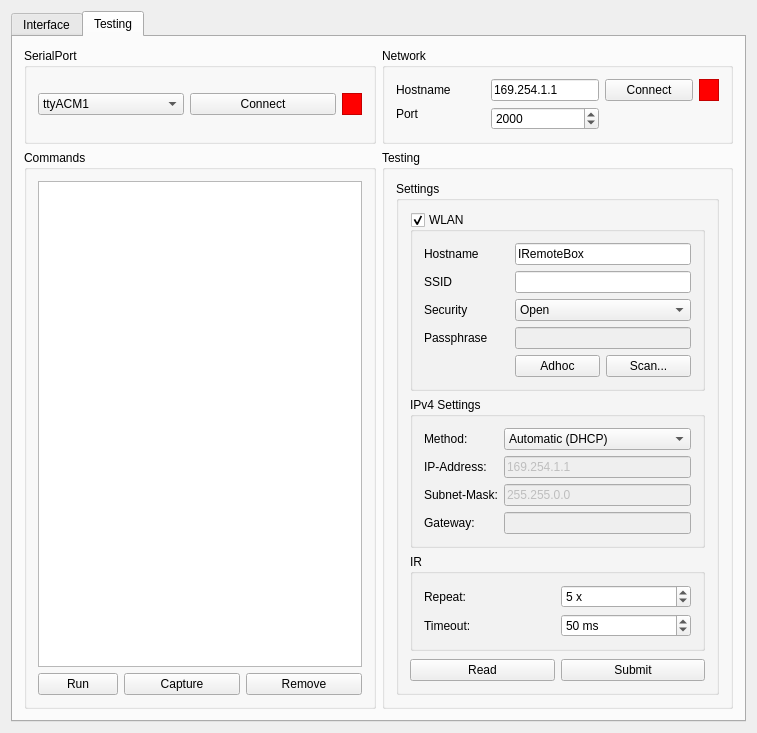
Before: the Qt Designer form desktop/iremotewindow.ui in esch3r/IRemote, drawn with Qt 5.
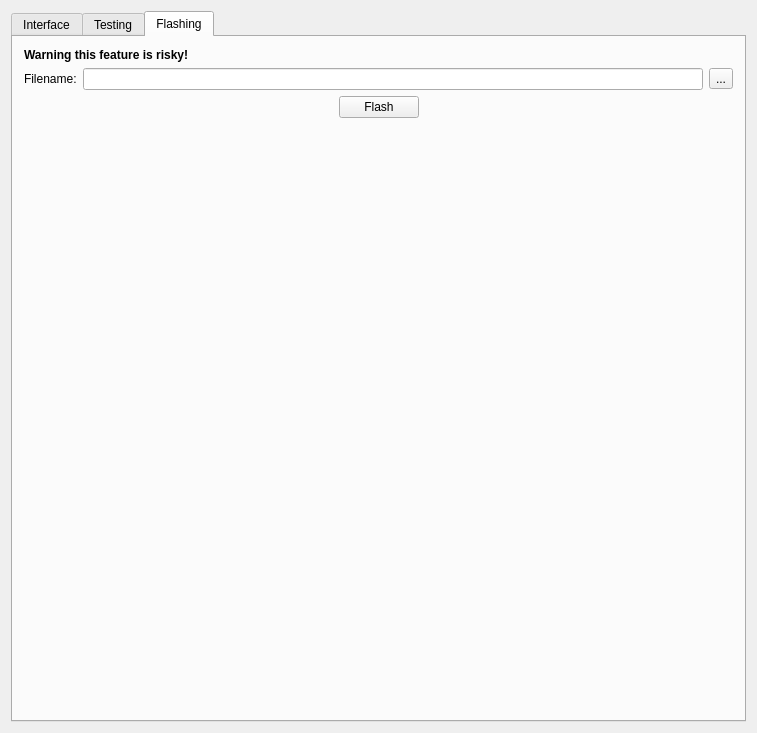
After: the same form once the commit is applied. Icons and pictures are not drawn.

Commit message: first stepts to flash added crc

Diff of the .ui file:
```diff
--- a/desktop/iremotewindow.ui
+++ b/desktop/iremotewindow.ui
@@ -18,7 +18,7 @@
     <item row="2" column="2">
      <widget class="QTabWidget" name="tabWidget">
       <property name="currentIndex">
-       <number>1</number>
+       <number>2</number>
       </property>
       <widget class="QWidget" name="tab">
        <attribute name="title">
@@ -656,6 +656,91 @@
         </item>
        </layout>
       </widget>
+      <widget class="QWidget" name="tab_2">
+       <attribute name="title">
+        <string>Flashing</string>
+       </attribute>
+       <layout class="QGridLayout" name="gridLayout_12">
+        <item row="1" column="0">
+         <layout class="QHBoxLayout" name="horizontalLayout_3">
+          <item>
+           <widget class="QLabel" name="label_14">
+            <property name="text">
+             <string>Filename:</string>
+            </property>
+           </widget>
+          </item>
+          <item>
+           <widget class="QLineEdit" name="flashfileNameEdit"/>
+          </item>
+          <item>
+           <widget class="QToolButton" name="openFlashfileButton">
+            <property name="text">
+             <string>...</string>
+            </property>
+           </widget>
+          </item>
+         </layout>
+        </item>
+        <item row="2" column="0">
+         <layout class="QHBoxLayout" name="horizontalLayout_4">
+          <item>
+           <spacer name="horizontalSpacer">
+            <property name="orientation">
+             <enum>Qt::Horizontal</enum>
+            </property>
+            <property name="sizeHint" stdset="0">
+             <size>
+              <width>40</width>
+              <height>20</height>
+             </size>
+            </property>
+           </spacer>
+          </item>
+          <item>
+           <widget class="QPushButton" name="flashButton">
+            <property name="text">
+             <string>Flash</string>
+            </property>
+           </widget>
+          </item>
+          <item>
+           <spacer name="horizontalSpacer_2">
+            <property name="orientation">
+             <enum>Qt::Horizontal</enum>
+            </property>
+            <property name="sizeHint" stdset="0">
+             <size>
+              <width>40</width>
+              <height>20</height>
+             </size>
+            </property>
+           </spacer>
+          </item>
+         </layout>
+        </item>
+        <item row="0" column="0">
+         <widget class="QLabel" name="label_15">
+          <property name="text">
+           <string>&lt;b&gt; Warning this feature is risky!&lt;/b&gt;</string>
+          </property>
+         </widget>
+        </item>
+        <item row="3" column="0">
+         <spacer name="verticalSpacer_2">
+          <property name="orientation">
+           <enum>Qt::Vertical</enum>
+          </property>
+          <property name="sizeHint" stdset="0">
+           <size>
+            <width>20</width>
+            <height>40</height>
+           </size>
+          </property>
+         </spacer>
+        </item>
+       </layout>
+      </widget>
      </widget>
     </item>
    </layout>
```
The commit also changes 13 other files.
